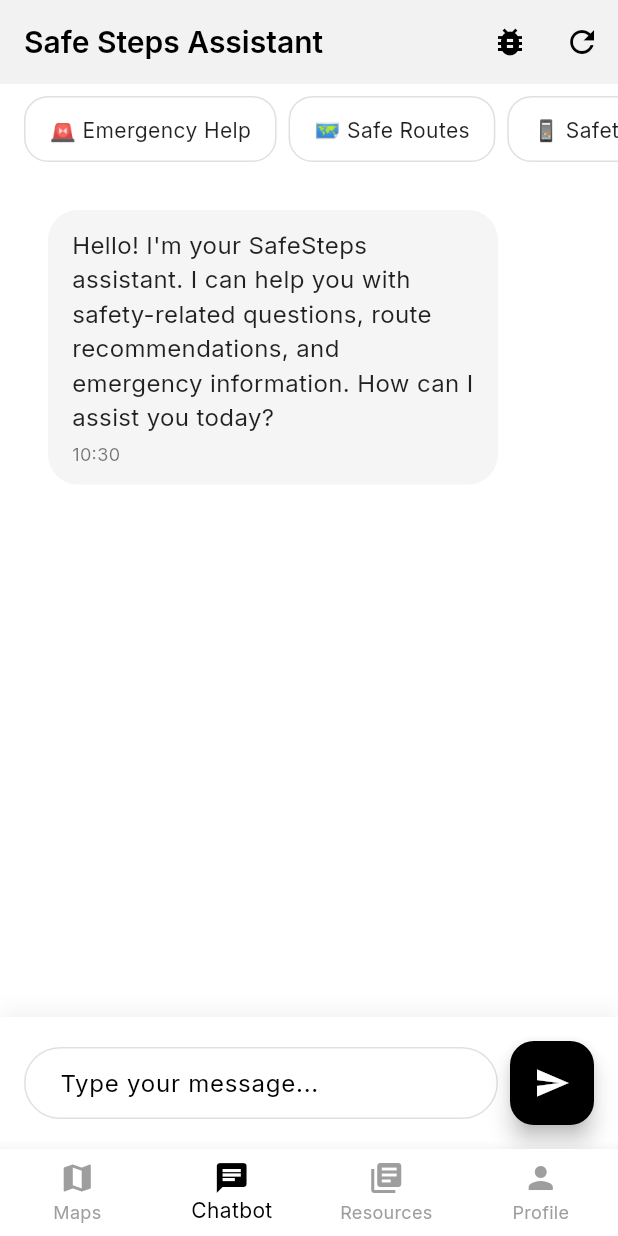
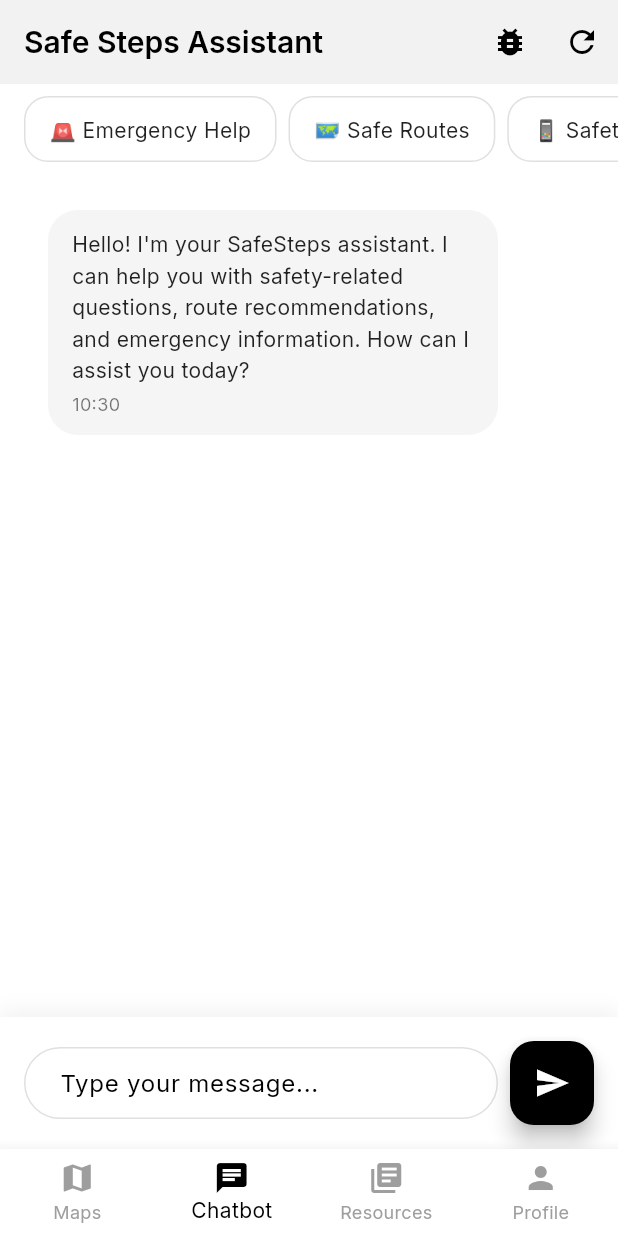
Before and after one commit to vampbrain/SafeSteps, a Flutter app: the screen it shows after launch, item 2 of the bottom bar chosen, on a phone screen of 412 x 824 dp. Run offline on Flutter 3.47's test engine with Material 3 defaults, Android fonts, the phone set to English and light mode, and no system bars; drawn by our look-alikes of flutter_markdown; our stand-ins replace google_fonts, google_maps_flutter, location.

Commit message:
structured message format

```diff
--- a/safe_app/lib/pages/chatbot_page.dart
+++ b/safe_app/lib/pages/chatbot_page.dart
@@ -1,4 +1,5 @@
 import 'package:flutter/material.dart';
+import 'package:flutter_markdown/flutter_markdown.dart';
 import '../controllers/chat_controller.dart';
 import '../models/chat_message.dart';
 
@@ -112,6 +113,9 @@ class _ChatbotPageState extends State<ChatbotPage> {
     return Align(
       alignment: message.isUser ? Alignment.centerRight : Alignment.centerLeft,
       child: Container(
+        constraints: BoxConstraints(
+          maxWidth: MediaQuery.of(context).size.width * 0.8,
+        ),
         margin: EdgeInsets.only(
           left: message.isUser ? 64 : 16,
           right: message.isUser ? 16 : 64,
@@ -125,14 +129,38 @@ class _ChatbotPageState extends State<ChatbotPage> {
         ),
         child: Column(
           crossAxisAlignment: CrossAxisAlignment.start,
+          mainAxisSize: MainAxisSize.min,
           children: [
-            Text(
-              message.text,
-              style: TextStyle(
-                color: message.isUser ? Colors.white : Colors.black87,
-                fontSize: 16,
+            if (message.isUser)
+              Text(
+                message.text,
+                style: const TextStyle(color: Colors.white, fontSize: 14),
+              )
+            else
+              MarkdownBody(
+                data: message.text,
+                styleSheet: MarkdownStyleSheet(
+                  p: TextStyle(
+                    color: Colors.black87,
+                    fontSize: 14,
+                    height: 1.5,
+                  ),
+                  strong: const TextStyle(
+                    color: Colors.black,
+                    fontWeight: FontWeight.w600,
+                  ),
+                  listBullet: const TextStyle(
+                    color: Colors.black87,
+                    fontSize: 14,
+                  ),
+                  blockquote: const TextStyle(
+                    color: Colors.black54,
+                    fontSize: 14,
+                    fontStyle: FontStyle.italic,
+                  ),
+                ),
+                shrinkWrap: true,
               ),
-            ),
             const SizedBox(height: 4),
             Text(
               '${message.timestamp.hour}:${message.timestamp.minute.toString().padLeft(2, '0')}',
--- a/safe_app/pubspec.yaml
+++ b/safe_app/pubspec.yaml
@@ -14,6 +14,7 @@ dependencies:
   location: ^5.0.3
   http: ^1.4.0
   google_fonts: ^6.1.0
+  flutter_markdown: ^0.6.18
 
 dev_dependencies:
   flutter_test:
```
Also changed, not shown: safe_app/pubspec.lock.
